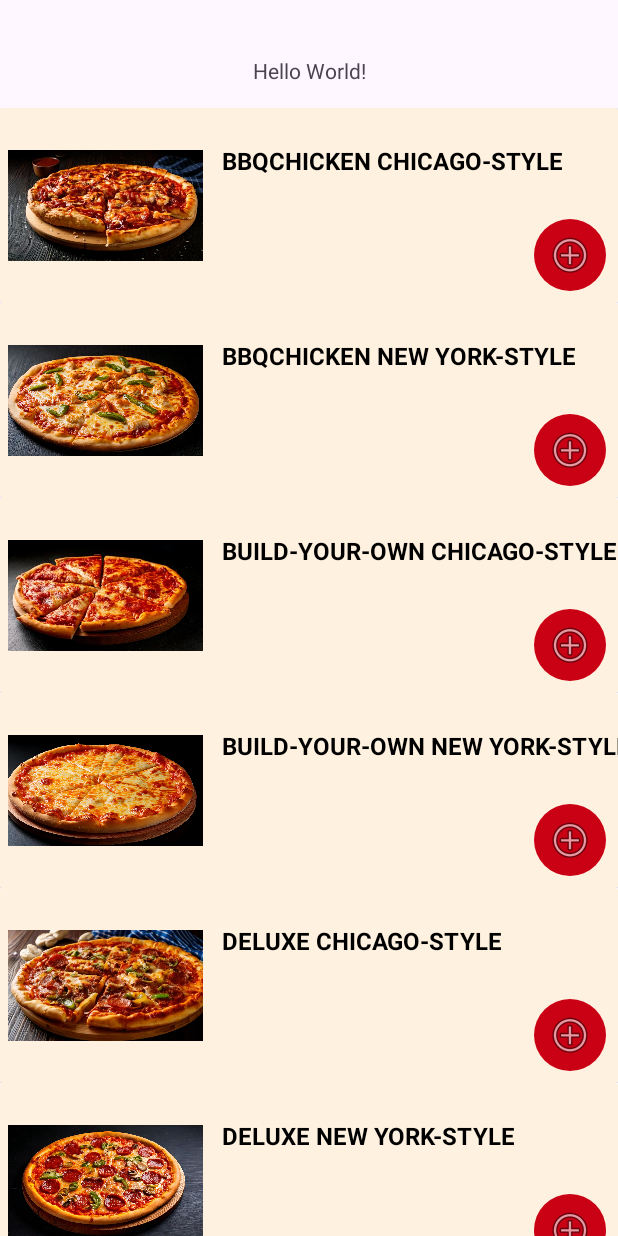
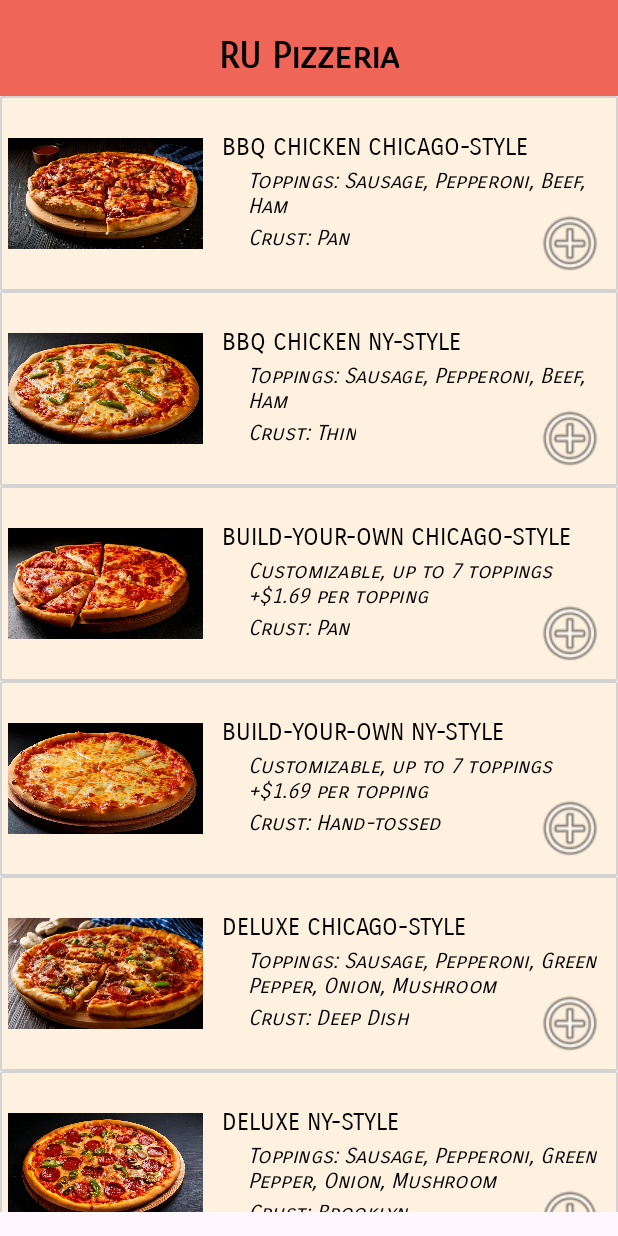
Before and after one commit to jasonord2004/Project5-Android-Studio, an Android app: the screen it shows after launch (MainActivity), on a phone screen of 412 x 824 dp. Run offline under Robolectric (Android 15) with nearby library versions, the phone set to English and light mode, and no system bars.

Commit message:
Edited RecyclerView, Added MenuBar
Touched up the recycler view colors and descriptions. Added a menu bar.

```diff
--- a/app/src/main/java/com/example/myapplication/Item.java
+++ b/app/src/main/java/com/example/myapplication/Item.java
@@ -4,15 +4,19 @@ public class Item {
     private String itemName;
     private int image;
     private String itemDescription;
+    private String itemCrust;
 
-    public Item(String itemName, int image, String unitPrice){
+    public Item(String itemName, int image, String unitPrice, String itemCrust){
         this.itemName = itemName;
         this.image = image;
         this.itemDescription = unitPrice;
+        this.itemCrust = itemCrust;
     }
 
     public String getItemName(){return itemName;}
     public int getImage(){return image;}
     public String getItemDescription(){return itemDescription;}
+    public String getItemCrust(){return itemCrust;}
+
 
 }
--- a/app/src/main/java/com/example/myapplication/ItemsAdapter.java
+++ b/app/src/main/java/com/example/myapplication/ItemsAdapter.java
@@ -2,6 +2,7 @@ package com.example.myapplication;
 
 import android.app.AlertDialog;
 import android.content.Context;
+import android.util.Log;
 import android.view.LayoutInflater;
 import android.view.View;
 import android.view.ViewGroup;
@@ -37,6 +38,7 @@ public class ItemsAdapter extends RecyclerView.Adapter<ItemsAdapter.ItemsHolder>
     public void onBindViewHolder(@NonNull ItemsHolder holder, int position){
         holder.pizza_name.setText(items.get(position).getItemName());
         holder.pizza_description.setText(items.get(position).getItemDescription());
+        holder.pizza_crust.setText(items.get(position).getItemCrust());
         holder.im_view.setImageResource(items.get(position).getImage());
     }
 
@@ -44,7 +46,7 @@ public class ItemsAdapter extends RecyclerView.Adapter<ItemsAdapter.ItemsHolder>
     public int getItemCount(){return items.size();}
 
     public static class ItemsHolder extends RecyclerView.ViewHolder {
-        private TextView pizza_name, pizza_description;
+        private TextView pizza_name, pizza_description, pizza_crust;
         private ImageView im_view;
         private ImageButton btn_add;
         private ConstraintLayout parentLayout;
@@ -54,6 +56,7 @@ public class ItemsAdapter extends RecyclerView.Adapter<ItemsAdapter.ItemsHolder>
             super(itemView);
             pizza_name = itemView.findViewById(R.id.pizza_type);
             pizza_description = itemView.findViewById(R.id.pizza_description);
+            pizza_crust = itemView.findViewById(R.id.pizza_crust);
             im_view = itemView.findViewById(R.id.im_view);
             btn_add = itemView.findViewById(R.id.btn_add);
             parentLayout = itemView.findViewById(R.id.rowLayout);
@@ -67,10 +70,12 @@ public class ItemsAdapter extends RecyclerView.Adapter<ItemsAdapter.ItemsHolder>
             btn_add.setOnClickListener(new View.OnClickListener() {
                 @Override
                 public void onClick(View view) {
+                    //Log.d("Demo", "On Click: Add to Cart MSG ");
                     AlertDialog.Builder alert = new AlertDialog.Builder(itemView.getContext());
                     alert.setTitle("Select a size");
                     alert.setSingleChoiceItems(sizes, checkedItem[0], (dialog, which) -> {
                         checkedItem[0] = which;
+
                         //sizes[which] --> Sets price of pizza somehow
                         //Display Price of pizza
                     });
@@ -84,10 +89,15 @@ public class ItemsAdapter extends RecyclerView.Adapter<ItemsAdapter.ItemsHolder>
                         toast.show();
                         dialog.dismiss();
                     });
-
+                    alert.create().show();
                 }
             });
         }
+
+        private void constructPizza(){
+
+        }
+
     }
 
 }
--- a/app/src/main/java/com/example/myapplication/MainActivity.java
+++ b/app/src/main/java/com/example/myapplication/MainActivity.java
@@ -1,6 +1,8 @@
 package com.example.myapplication;
 
 import android.os.Bundle;
+import android.widget.Button;
+import android.widget.ImageButton;
 
 import androidx.activity.EdgeToEdge;
 import androidx.appcompat.app.AppCompatActivity;
@@ -38,9 +40,11 @@ public class MainActivity extends AppCompatActivity {
 
     private void setupMenuItems(){
         String [] itemNames = getResources().getStringArray(R.array.itemNames);
+        String [] itemDescriptions = getResources().getStringArray(R.array.itemDescriptions);
+        String [] itemCrusts = getResources().getStringArray(R.array.itemCrusts);
         for (int i = 0; i < itemNames.length; i++){
             //FIND PRICE through helper method that calculates it
-            items.add(new Item(itemNames[i], itemImages[i], ""));
+            items.add(new Item(itemNames[i], itemImages[i], itemDescriptions[i], itemCrusts[i]));
         }
     }
 
--- /dev/null
+++ b/app/src/main/res/drawable/border_view.xml
@@ -0,0 +1,7 @@
+<?xml version="1.0" encoding="utf-8"?>
+<shape xmlns:android="http://schemas.android.com/apk/res/android">
+    <solid android:color="@color/light_tan"/>
+    <stroke android:width="1dp"
+        android:color="@color/light_gray"
+        android:dashGap="0dp"/>
+</shape>
--- a/app/src/main/res/drawable/rounded_corner.xml
+++ b/app/src/main/res/drawable/rounded_corner.xml
@@ -1,5 +1,5 @@
 <?xml version="1.0" encoding="utf-8"?>
 <shape xmlns:android="http://schemas.android.com/apk/res/android">
   <corners android:radius="360dp"/>
-    <solid android:color="@color/light_red"></solid>
+    <solid android:color="@color/light_tan"></solid>
 </shape>
--- a/app/src/main/res/layout/activity_main.xml
+++ b/app/src/main/res/layout/activity_main.xml
@@ -7,25 +7,45 @@
     android:layout_height="match_parent"
     tools:context=".MainActivity">
 
+    <androidx.appcompat.widget.Toolbar
+        android:id="@+id/toolbar"
+        android:layout_width="match_parent"
+        android:layout_height="wrap_content"
+        android:background="@color/menu_bar_color"
+        android:minHeight="?attr/actionBarSize"
+        android:theme="?attr/actionBarTheme"
+        app:layout_constraintStart_toStartOf="parent"
+        app:layout_constraintTop_toTopOf="parent" />
+
     <TextView
         android:id="@+id/textView"
         android:layout_width="wrap_content"
         android:layout_height="wrap_content"
-        android:text="Hello World!"
-        app:layout_constraintBottom_toBottomOf="parent"
+        android:layout_marginBottom="12dp"
+        android:fontFamily="sans-serif-smallcaps"
+        android:text="@string/textView"
+        android:textAlignment="center"
+        android:textColor="@color/black"
+        android:textSize="24sp"
+        android:textStyle="bold"
+        app:layout_constraintBottom_toBottomOf="@id/toolbar"
         app:layout_constraintEnd_toEndOf="parent"
+        app:layout_constraintStart_toStartOf="parent" />
+
+    <androidx.constraintlayout.widget.ConstraintLayout
+        android:layout_width="match_parent"
+        android:layout_height="wrap_content"
         app:layout_constraintStart_toStartOf="parent"
-        app:layout_constraintTop_toTopOf="parent"
-        app:layout_constraintVertical_bias="0.046" />
+        app:layout_constraintTop_toBottomOf="@id/toolbar">
 
-    <androidx.recyclerview.widget.RecyclerView
-        android:id="@+id/recyclerView"
-        android:layout_width="match_parent"
-        android:layout_height="match_parent"
-        android:layout_marginTop="72dp"
-        app:layout_constraintEnd_toEndOf="parent"
-        app:layout_constraintHorizontal_bias="0.0"
-        app:layout_constraintStart_toStartOf="parent"
-        app:layout_constraintTop_toBottomOf="@id/textView" />
+        <androidx.recyclerview.widget.RecyclerView
+            android:id="@+id/recyclerView"
+            android:layout_width="match_parent"
+            android:layout_height="match_parent"
+            android:layout_marginBottom="80dp"
+            app:layout_constraintBottom_toBottomOf="parent"
+            app:layout_constraintStart_toStartOf="parent"
+            app:layout_constraintTop_toTopOf="parent" />
+    </androidx.constraintlayout.widget.ConstraintLayout>
 
 </androidx.constraintlayout.widget.ConstraintLayout>
--- a/app/src/main/res/layout/row_view.xml
+++ b/app/src/main/res/layout/row_view.xml
@@ -10,7 +10,6 @@
         android:id="@+id/cardView"
         android:layout_width="match_parent"
         android:layout_height="wrap_content"
-        android:background="#FFC895"
         app:layout_constraintBottom_toBottomOf="parent"
         app:layout_constraintEnd_toEndOf="parent"
         app:layout_constraintStart_toStartOf="parent"
@@ -19,7 +18,7 @@
         <androidx.constraintlayout.widget.ConstraintLayout
             android:layout_width="match_parent"
             android:layout_height="wrap_content"
-            android:background="#FFF1DF">
+            android:background="@drawable/border_view">
 
             <ImageView
                 android:id="@+id/im_view"
@@ -37,11 +36,11 @@
                 android:layout_height="wrap_content"
                 android:layout_marginStart="12dp"
                 android:layout_marginTop="24dp"
+                android:fontFamily="sans-serif-smallcaps"
                 android:textAlignment="viewEnd"
                 android:textAllCaps="true"
                 android:textColor="#000000"
                 android:textSize="16sp"
-                android:textStyle="bold"
                 app:layout_constraintStart_toEndOf="@id/im_view"
                 app:layout_constraintTop_toTopOf="parent" />
 
@@ -49,9 +48,27 @@
                 android:id="@+id/pizza_description"
                 android:layout_width="wrap_content"
                 android:layout_height="wrap_content"
-                android:layout_marginTop="16dp"
+                android:layout_marginStart="18dp"
+                android:layout_marginTop="4dp"
+                android:fontFamily="sans-serif-smallcaps"
+                android:textColor="@color/black"
+                android:textStyle="italic"
+                android:typeface="normal"
                 app:layout_constraintStart_toStartOf="@id/pizza_type"
                 app:layout_constraintTop_toBottomOf="@id/pizza_type" />
+
+            <TextView
+                android:id="@+id/pizza_crust"
+                android:layout_width="wrap_content"
+                android:layout_height="wrap_content"
+                android:layout_marginStart="18dp"
+                android:layout_marginTop="4dp"
+                android:fontFamily="sans-serif-smallcaps"
+                android:textColor="@color/black"
+                android:textStyle="italic"
+                android:typeface="normal"
+                app:layout_constraintStart_toStartOf="@id/pizza_type"
+                app:layout_constraintTop_toBottomOf="@id/pizza_description" />
 
             <ImageButton
                 android:id="@+id/btn_add"
@@ -61,6 +78,7 @@
                 android:layout_marginBottom="8dp"
                 android:background="@drawable/rounded_corner"
                 android:contentDescription="@string/add_to_cart"
+                android:scaleType="fitXY"
                 android:src="@android:drawable/ic_menu_add"
                 app:layout_constraintBottom_toBottomOf="parent"
                 app:layout_constraintEnd_toEndOf="parent" />
--- a/app/src/main/res/values/colors.xml
+++ b/app/src/main/res/values/colors.xml
@@ -3,4 +3,7 @@
     <color name="black">#FF000000</color>
     <color name="white">#FFFFFFFF</color>
     <color name="light_red">#ca0015</color>
+    <color name="light_tan">#FFF1DF</color>
+    <color name="light_gray">#D3D3D3</color>
+    <color name="menu_bar_color">#ef6558</color>
 </resources>
--- a/app/src/main/res/values/strings.xml
+++ b/app/src/main/res/values/strings.xml
@@ -1,15 +1,35 @@
 <resources>
     <string name="app_name">My Application</string>
-    <string name="textView">Hello World!</string>
+    <string name="textView">RU Pizzeria</string>
     <string-array name="itemNames">
-        <item>BBQChicken Chicago-Style</item>
-        <item>BBQChicken New York-Style</item>
+        <item>BBQ Chicken Chicago-Style</item>
+        <item>BBQ Chicken NY-Style</item>
         <item>Build-Your-Own Chicago-Style</item>
-        <item>Build-Your-Own New York-Style</item>
+        <item>Build-Your-Own NY-Style</item>
         <item>Deluxe Chicago-Style</item>
-        <item>Deluxe New York-Style</item>
+        <item>Deluxe NY-Style</item>
         <item>Meatzza Chicago-Style</item>
-        <item>Meatzza New York-Style</item>
+        <item>Meatzza NY-Style</item>
+    </string-array>
+    <string-array name="itemDescriptions">
+        <item>Toppings: Sausage, Pepperoni, Beef,\nHam</item>
+        <item>Toppings: Sausage, Pepperoni, Beef,\nHam</item>
+        <item>Customizable, up to 7 toppings\n+$1.69 per topping</item>
+        <item>Customizable, up to 7 toppings\n+$1.69 per topping</item>
+        <item>Toppings: Sausage, Pepperoni, Green\nPepper, Onion, Mushroom</item>
+        <item>Toppings: Sausage, Pepperoni, Green\nPepper, Onion, Mushroom</item>
+        <item>Toppings: BBQ Chicken, Green Pepper,\nProvolone, Cheddar</item>
+        <item>Toppings: BBQ Chicken, Green Pepper,\nProvolone, Cheddar</item>
+    </string-array>
+    <string-array name="itemCrusts">
+        <item>Crust: Pan</item>
+        <item>Crust: Thin</item>
+        <item>Crust: Pan</item>
+        <item>Crust: Hand-tossed</item>
+        <item>Crust: Deep Dish</item>
+        <item>Crust: Brooklyn</item>
+        <item>Crust: Stuffed</item>
+        <item>Crust: Hand-tossed</item>
     </string-array>
     <string name="image_desc">Image of Pizza</string>
     <string name="add_to_cart">Add to Cart</string>
```
